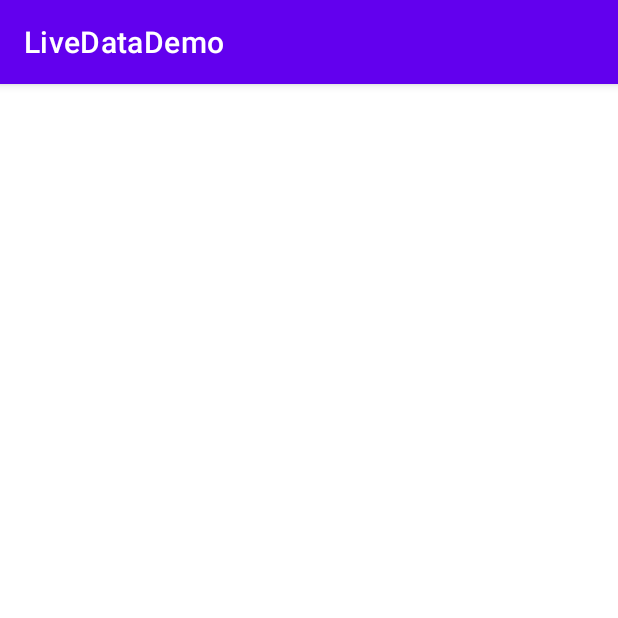
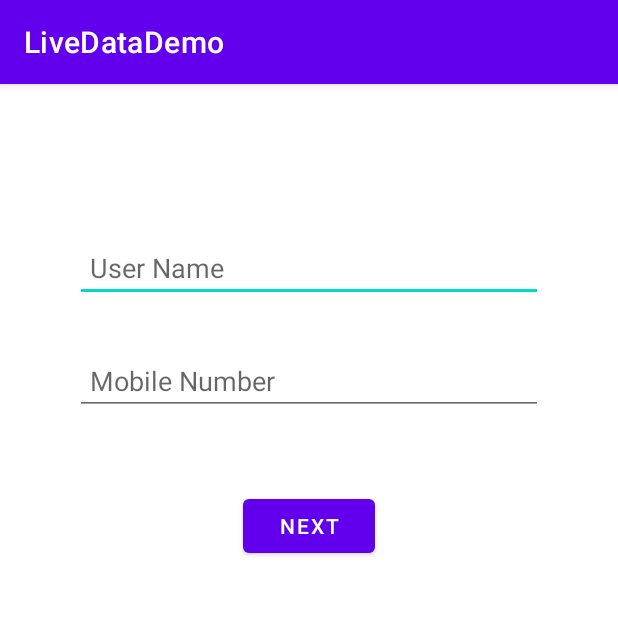
Before and after one commit to iamraajkanchan/LiveDataDemo, an Android app: the UserDetail screen opened directly, with no data from a screen before it, on a phone screen of 412 x 824 dp, the top half of it. Run offline under Robolectric (Android 15) with nearby library versions, the phone set to English and light mode, and no system bars; our stand-ins replace data binding.

Commit message:
Updated on 11th June 2022

```diff
--- a/app/src/main/res/layout/fragment_user_detail.xml
+++ b/app/src/main/res/layout/fragment_user_detail.xml
@@ -1,11 +1,13 @@
 <?xml version="1.0" encoding="utf-8"?>
 <layout xmlns:android="http://schemas.android.com/apk/res/android"
+        xmlns:app="http://schemas.android.com/apk/res-auto"
         xmlns:tools="http://schemas.android.com/tools">
 
     <data>
+
         <variable
-                name=""
-                type="" />
+                name="userInfoViewModel"
+                type="com.chinkyfamily.livedatademo.UserInfoViewModel" />
     </data>
 
     <androidx.constraintlayout.widget.ConstraintLayout
@@ -13,6 +15,36 @@
             android:layout_height="match_parent"
             tools:context=".fragments.UserDetail">
 
+        <EditText
+                android:id="@+id/edtUserName"
+                android:layout_width="match_parent"
+                android:layout_height="wrap_content"
+                android:layout_marginHorizontal="50dp"
+                android:layout_marginTop="100dp"
+                android:hint="User Name"
+                android:paddingHorizontal="10dp"
+                app:layout_constraintTop_toTopOf="parent" />
+
+        <EditText
+                android:id="@+id/edtUserMobileNumber"
+                android:layout_width="match_parent"
+                android:layout_height="wrap_content"
+                android:layout_marginHorizontal="50dp"
+                android:layout_marginTop="30dp"
+                android:hint="Mobile Number"
+                android:inputType="number"
+                android:paddingHorizontal="10dp"
+                app:layout_constraintTop_toBottomOf="@+id/edtUserName" />
+
+        <Button
+                android:id="@+id/btnNextScreen"
+                android:layout_width="wrap_content"
+                android:layout_height="wrap_content"
+                android:layout_marginTop="50dp"
+                android:text="Next"
+                app:layout_constraintEnd_toEndOf="parent"
+                app:layout_constraintStart_toStartOf="parent"
+                app:layout_constraintTop_toBottomOf="@+id/edtUserMobileNumber" />
 
     </androidx.constraintlayout.widget.ConstraintLayout>
 </layout>
```
